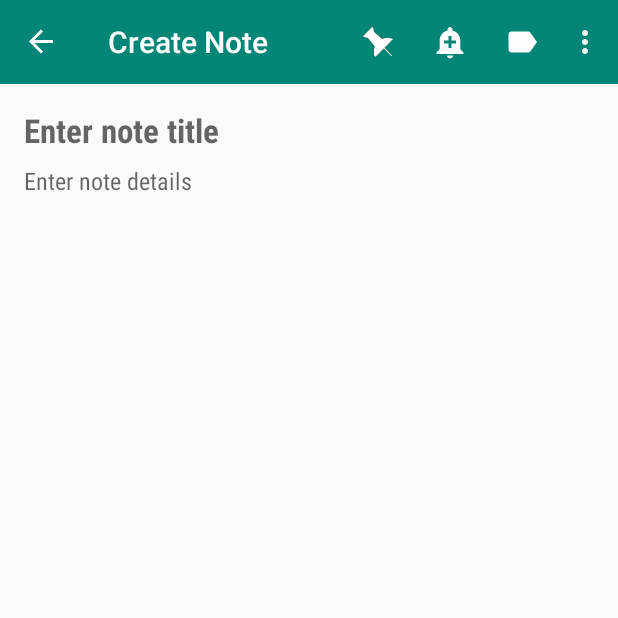
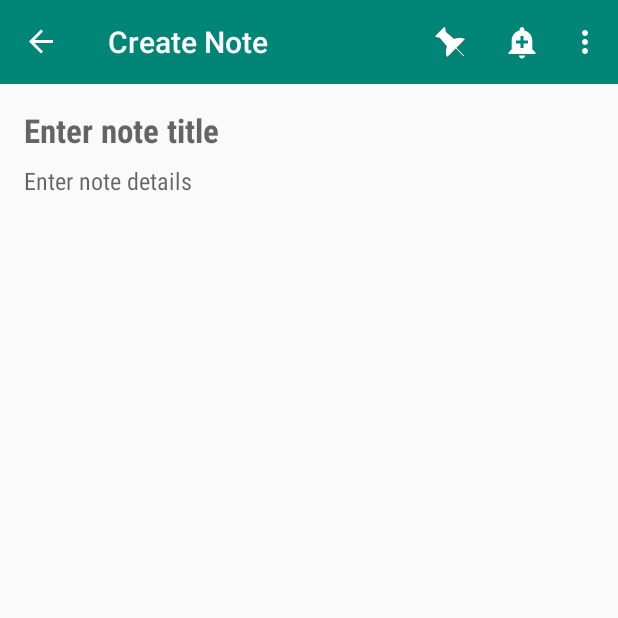
Before and after one commit to androidpirate/SlickNotes, an Android app: the NoteCreateFragment screen opened through its navigation route, after a tap on "SET REMINDER", on a phone screen of 412 x 824 dp, the top half of it. Run offline under Robolectric (Android 15) with nearby library versions, the phone set to English and light mode, and no system bars; our stand-ins replace Room's generated code, navigation-ui; 2 statements that could not run were skipped.

Commit message:
Refactor - Remove add label option from Toolbar

```diff
--- a/app/src/main/java/com/github/androidpirate/slicknotes/ui/fragment/NoteCreateFragment.java
+++ b/app/src/main/java/com/github/androidpirate/slicknotes/ui/fragment/NoteCreateFragment.java
@@ -56,8 +56,6 @@ public class NoteCreateFragment extends BaseEditableNoteFragment {
                 break;
             case R.id.action_set_reminder:
                 break;
-            case R.id.action_add_label:
-                break;
             case R.id.action_discard_note:
                 break;
         }
--- a/app/src/main/java/com/github/androidpirate/slicknotes/ui/fragment/NoteDetailsFragment.java
+++ b/app/src/main/java/com/github/androidpirate/slicknotes/ui/fragment/NoteDetailsFragment.java
@@ -92,8 +92,6 @@ public class NoteDetailsFragment extends BaseEditableNoteFragment {
                 break;
             case R.id.action_set_reminder:
                 break;
-            case R.id.action_add_label:
-                break;
             case R.id.action_send_to_trash:
                 break;
         }
--- a/app/src/main/res/menu/note_create_menu.xml
+++ b/app/src/main/res/menu/note_create_menu.xml
@@ -34,12 +34,6 @@
         app:showAsAction="always"/>
 
     <item
-        android:id="@+id/action_add_label"
-        android:title="@string/action_add_label_title"
-        android:icon="@drawable/ic_label"
-        app:showAsAction="always"/>
-
-    <item
         android:id="@+id/action_discard_note"
         android:title="@string/action_discard_note_title"
         app:showAsAction="never"/>
--- a/app/src/main/res/menu/note_details_menu.xml
+++ b/app/src/main/res/menu/note_details_menu.xml
@@ -34,12 +34,6 @@
         app:showAsAction="always"/>
 
     <item
-        android:id="@+id/action_add_label"
-        android:title="@string/action_add_label_title"
-        android:icon="@drawable/ic_label"
-        app:showAsAction="always"/>
-
-    <item
         android:id="@+id/action_send_to_trash"
         android:title="@string/action_send_to_trash_title"
         app:showAsAction="never"/>
```
